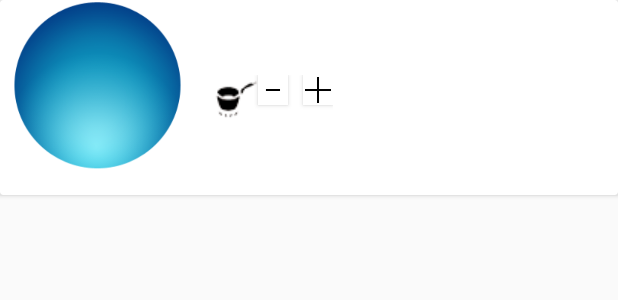
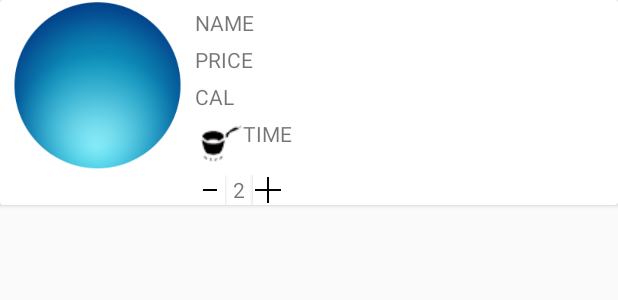
Before and after one commit to roalts/fitbite, an Android app: the layout product_grid_item.xml on its own in the app's theme, with its tools: preview values and no code run, on a phone screen of 412 x 824 dp. Shown: the top 300 px of the screen. Run offline under Robolectric (Android 15) with nearby library versions, the phone set to English and light mode, and no system bars.

Commit message:
fixed the layout

```diff
--- a/app/src/main/res/layout/product_grid_item.xml
+++ b/app/src/main/res/layout/product_grid_item.xml
@@ -27,76 +27,76 @@
                 android:layout_width="wrap_content"
                 android:layout_height="wrap_content"
                 android:orientation="horizontal"
-                android:padding="10dp"
                 >
                 <ImageView
                     android:layout_width="wrap_content"
                     android:layout_height="wrap_content"
                     android:id="@+id/vegNonVegIndicator"
-                    android:layout_alignBottom="@+id/productImage"
                     />
                 <TextView
                     android:layout_width="wrap_content"
-                    android:layout_height="20dp"
+                    android:layout_height="wrap_content"
+                    android:paddingTop="5dp"
                     android:id="@+id/name"
-                    android:layout_toEndOf="@+id/vegNonVegIndicator"
-                    android:layout_toRightOf="@+id/vegNonVegIndicator"
+                    android:text="NAME"
+                    />
+            </LinearLayout>
+
+            <TextView
+                android:layout_width="wrap_content"
+                android:layout_height="wrap_content"
+                android:paddingTop="5dp"
+                android:id="@+id/price"
+                android:text="PRICE"
+                />
+            <TextView
+                android:layout_width="wrap_content"
+                android:layout_height="wrap_content"
+                android:id="@+id/calories"
+                android:text="CAL"
+                android:paddingTop="5dp"
+                />
+            <LinearLayout
+                android:layout_width="wrap_content"
+                android:layout_height="wrap_content"
+                android:paddingTop="5dp"
+                android:orientation="horizontal">
+                <ImageView
+                    android:layout_width="wrap_content"
+                    android:layout_height="wrap_content"
+                    android:id="@+id/pan"
+                    android:src="@drawable/panicon"
+                    />
+                <TextView
+                    android:layout_width="wrap_content"
+                    android:layout_height="wrap_content"
+                    android:id="@+id/timeToCook"
+                    android:text="TIME"
                     />
             </LinearLayout>
             <LinearLayout
                 android:layout_width="wrap_content"
                 android:layout_height="wrap_content"
-                android:orientation="horizontal"
-                android:padding="10dp"
-                >
-                <TextView
-                    android:layout_width="wrap_content"
+                android:paddingTop="5dp"
+                android:orientation="horizontal">
+                <Button
+                    android:layout_width="20dp"
                     android:layout_height="20dp"
-                    android:id="@+id/price"
-                    android:layout_alignBottom="@+id/vegNonVegIndicator"></TextView>
-                <TextView
-                    android:layout_width="wrap_content"
-                    android:layout_height="20dp"
-                    android:id="@+id/calories"
-                    android:layout_toEndOf="@+id/price"
-                    android:layout_toRightOf="@+id/price"
-                    />
-                <ImageView
-                    android:layout_width="wrap_content"
-                    android:layout_height="wrap_content"
-                    android:id="@+id/pan"
-                    android:src="@drawable/panicon"
-                    android:layout_toEndOf="@+id/calories"
-                    android:layout_toRightOf="@+id/calories"
+                    android:id="@+id/decrementButton"
+                    android:background="@drawable/minus"
                     />
                 <TextView
                     android:layout_width="wrap_content"
                     android:layout_height="20dp"
-                    android:id="@+id/timeToCook"
-                    android:layout_toEndOf="@+id/pan"
-                    android:layout_toRightOf="@+id/pan"
-                    />
-                <Button
-                    android:layout_width="20dp"
-                    android:layout_height="20dp"
-                    android:id="@+id/decrementButton"
-                    android:layout_toEndOf="@+id/timeToCook"
-                    android:layout_toRightOf="@+id/timeToCook"
-                    android:background="@drawable/minus"
-                    />
-                <TextView
-                    android:layout_width="10dp"
-                    android:layout_height="20dp"
                     android:id="@+id/quantity"
-                    android:layout_toEndOf="@+id/decrementButton"
-                    android:layout_toRightOf="@+id/decrementButton"
+                    android:text="2"
+                    android:paddingLeft="5dp"
+                    android:paddingRight="5dp"
                     />
                 <Button
                     android:layout_width="20dp"
                     android:layout_height="20dp"
                     android:id="@+id/incrementButton"
-                    android:layout_toEndOf="@+id/quantity"
-                    android:layout_toRightOf="@+id/quantity"
                     android:background="@drawable/plus"
                     />
             </LinearLayout>
```
Also changed, not shown: 3 other files. Lines whose indentation alone changed are shown as unchanged.
